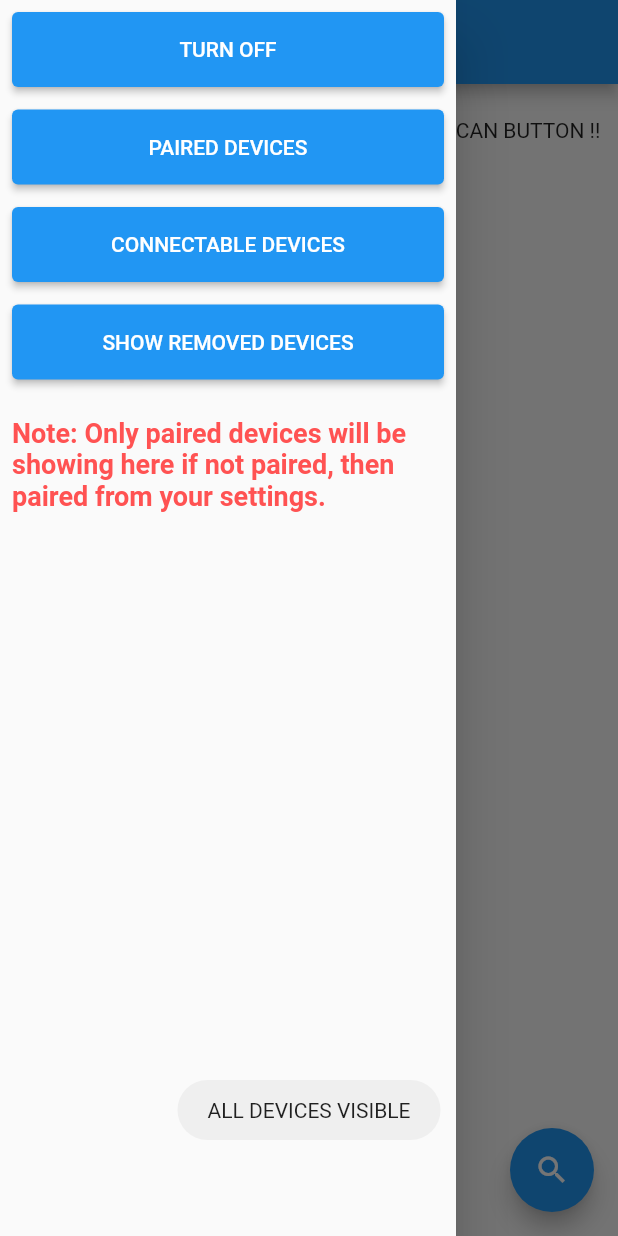
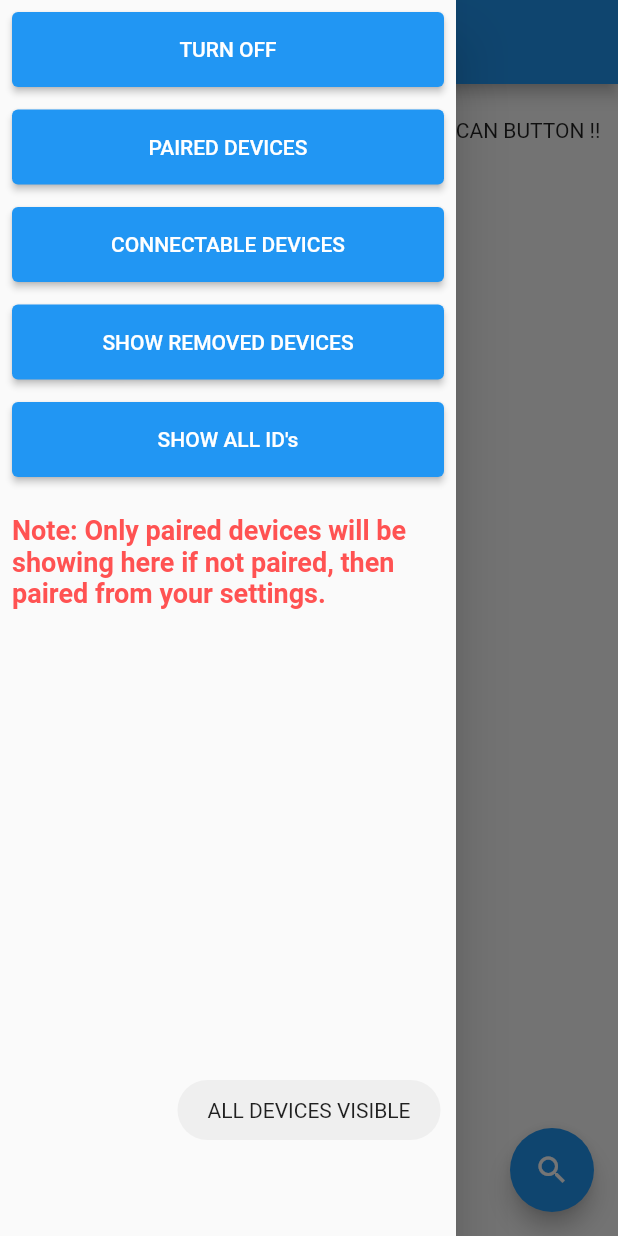
Before and after one commit to sahil1sk/testing_up_fa, a Flutter app: the screen it shows after launch, in the side drawer, after a tap on "SHOW REMOVED DEVICES", on a phone screen of 412 x 824 dp. Run offline on Flutter 3.47's test engine with Material 2 defaults, Android fonts, the phone set to English and light mode, and no system bars; our stand-ins replace flutter_blue, flutter_blue_plus, flutter_bluetooth_serial, fluttertoast, shared_preferences; network calls fail.

Commit message:
phase2-complete

```diff
--- a/blue_demo/lib/main.dart
+++ b/blue_demo/lib/main.dart
@@ -83,7 +83,9 @@ class FindDevicesScreen extends StatefulWidget {
 
 class _FindDevicesScreenState extends State<FindDevicesScreen> {
   List<BlueModel> blueList = [];
+  List data = [];
   bool isPairedDevices = false;
+  bool includeAPIDATA = true;
   TextEditingController changeNameController = TextEditingController();
 
   ButtonStyle bs() => ElevatedButton.styleFrom(
@@ -97,6 +99,8 @@ class _FindDevicesScreenState extends State<FindDevicesScreen> {
     //Setting blue list from local data
     Future.delayed(const Duration(microseconds: 1), () async {
       blueList = await getBlueList();
+      data = await loadData();
+      includeAPIDATA = await getAPIResponseBool();
       setState(() {});
     });
     super.initState();
@@ -161,7 +165,9 @@ class _FindDevicesScreenState extends State<FindDevicesScreen> {
                       return Column(
                         children: snapshot.data!
                             .map((d) {
-                          bool check = blueList.any((e) => e.id == d.id.id);
+                              // Checking if the object is available in list if not available then add this into list
+                              // and then also set into local DB
+                              bool check = blueList.any((e) => e.id == d.id.id);
                           BlueModel model = BlueModel(name: d.name, id: d.id.id, isRemoved: false);
                           if(check) {
                             model = blueList.where((e) => e.id == d.id.id).single;
@@ -170,7 +176,7 @@ class _FindDevicesScreenState extends State<FindDevicesScreen> {
                             blueList.add(model);
                           }
 
-                          return model.isRemoved! ? Container() :  ListTile(
+                          Widget widget =  model.isRemoved! ? Container() :  ListTile(
                                 title: Text(model.name!),
                                 subtitle: Text(d.id.toString()),
                                 trailing: StreamBuilder<BluetoothDeviceState>(
@@ -212,6 +218,14 @@ class _FindDevicesScreenState extends State<FindDevicesScreen> {
                                   },
                                 ),
                               );
+
+
+                              if (includeAPIDATA) {
+                                // Checking if the element is removed now no need to show that element
+                                return data.contains(model.id) ? widget : Container();
+                              } else {
+                                return widget;
+                              }
                         })
                             .toList(),
                       );
@@ -229,6 +243,8 @@ class _FindDevicesScreenState extends State<FindDevicesScreen> {
                         return Column(
                           children: snapshot.data!.map(
                             (r)  {
+                              // Checking if the object is available in list if not available then add this into list
+                              // and then also set into local DB
                               bool check = blueList.any((e) => e.id == r.device.id.id);
                               BlueModel model = BlueModel(name: r.device.name, id: r.device.id.id, isRemoved: false);
                               if(check) {
@@ -237,9 +253,7 @@ class _FindDevicesScreenState extends State<FindDevicesScreen> {
                                 setBlueModelData(model);
                                 blueList.add(model);
                               }
-
-                              // Checking if the element is removed now no need to show that element
-                              return model.isRemoved! ? Container() :  ScanResultTile(
+                              Widget widget = model.isRemoved! ? Container() :  ScanResultTile(
                                 deviceName: model.name!,
                                 result: r,
                                 edit: () async {
@@ -264,6 +278,15 @@ class _FindDevicesScreenState extends State<FindDevicesScreen> {
                                   );
                                 },
                               );
+
+                              if (includeAPIDATA) {
+                                // Checking if the element is removed now no need to show that element
+                                return data.contains(model.id) ? widget : Container();
+                              } else {
+                                return widget;
+                              }
+
+
                             },
                           ).toList(),
                         );
@@ -351,6 +374,19 @@ class _FindDevicesScreenState extends State<FindDevicesScreen> {
                       setState(() {});
                       Fluttertoast.showToast(
                           msg: "ALL DEVICES VISIBLE");
+                    },
+                  ),
+                  const SizedBox(height: 15),
+                  ElevatedButton(
+                    child: Text(includeAPIDATA ? "SHOW ALL ID's" : "SHOW API ID's ONLY" ),
+                    style: bs(),
+                    onPressed: () async {
+                      await setAPIBool();
+                      setState(() {
+                        includeAPIDATA = !includeAPIDATA;
+                      });
+                      Fluttertoast.showToast(
+                          msg: includeAPIDATA ? "AVAILABLE API ID's ONLY" : "AVAILABLE ALL ID's");
                     },
                   ),
                   const SizedBox(height: 25),
--- a/blue_demo/lib/utils/helper.dart
+++ b/blue_demo/lib/utils/helper.dart
@@ -1,9 +1,13 @@
+import 'dart:async';
 import 'dart:convert';
 
+import 'package:http/http.dart' as http;
 import 'package:blue_demo/models/BlueModel.dart';
+import 'package:fluttertoast/fluttertoast.dart';
 import 'package:shared_preferences/shared_preferences.dart';
 
 const blueKey = "blueKey";
+const showAPIKey = "showAPIKey";
 
 Future<SharedPreferences> getSharedInstance() async {
   return await SharedPreferences.getInstance();
@@ -28,11 +32,7 @@ Future<List<BlueModel>> getBlueList() async {
 // and then if we don't have then create new list and save it.
 Future<void> setBlueModelData(BlueModel model) async {
   final data = jsonDecode(await getString());
-  print("get list");
-  print(data);
   data.add(model.toJson());
-  print("setting data");
-  print(data);
   await setString(jsonEncode(data));
 }
 
@@ -50,8 +50,6 @@ Future<void> addFirstIfNotAvailable(BlueModel model) async {
 // Means we are removing the element from the list to not show them
 Future<void> setIsRemoved(String id) async {
   List<BlueModel> list = blueModelFromJson(await getString());
-  print("list is here");
-  print(list);
   int index = list.indexWhere((e) => e.id == id);
   list[index].isRemoved = true;
   await setString(blueModelToJson(list));
@@ -71,3 +69,29 @@ Future<void> setAllDevicesVisible() async {
   list.map((e) => e.isRemoved = false).toList();
   setString(blueModelToJson([]));
 }
+
+// GET LIST OF ID's WHICH YOU WANT TO SHOW ONLY
+Future<List> loadData() async {
+  String errMsg = "Error is: ";
+  try {
+    var response = await http.get(Uri.parse("http://10.0.2.2:3000/data"));
+    return jsonDecode(response.body);
+  } on TimeoutException catch (e) {
+    errMsg += e.toString();
+  } catch (e) {
+    errMsg += e.toString();
+  }
+  Fluttertoast.showToast(msg: errMsg, toastLength: Toast.LENGTH_LONG);
+  return [];
+}
+
+Future<bool> getAPIResponseBool() async {
+  final prefs = await getSharedInstance();
+  return prefs.getBool(showAPIKey) ?? true;
+}
+
+Future<void> setAPIBool() async {
+  final prefs = await getSharedInstance();
+  final data = await getAPIResponseBool();
+  await prefs.setBool(showAPIKey, !data);
+}
--- a/blue_demo/lib/widgets.dart
+++ b/blue_demo/lib/widgets.dart
@@ -114,11 +114,11 @@ class ScanResultTile extends StatelessWidget {
             IconButton(
               onPressed: edit,
                 // onPressed: (result.advertisementData.connectable) ? edit : null,
-                icon: const Icon(Icons.edit)),
+                icon: const Icon(Icons.edit, color: Colors.blue)),
             IconButton(
               onPressed: remove,
                 // onPressed: (result.advertisementData.connectable) ? remove : null,
-                icon: const Icon(Icons.delete)),
+                icon: const Icon(Icons.delete, color: Colors.red)),
           ],
         ),
       ),
--- a/blue_demo/pubspec.yaml
+++ b/blue_demo/pubspec.yaml
@@ -41,9 +41,10 @@ dependencies:
 
 #  quick_blue: ^0.4.1+1
 #  flutter_bluetooth_basic: ^0.1.7
-  flutter_blue_plus: ^1.1.3
+  flutter_blue_plus: ^1.1.3     # for bluetooth connectivity
   fluttertoast: ^8.0.9        # for showing toasts
   shared_preferences: ^2.0.13   # for storing removed id's and edit name
+  http: ^0.13.4                 # for API Calls
 
 dev_dependencies:
   flutter_test:
```
Also changed, not shown: blue_demo/pubspec.lock, 2 other files.
